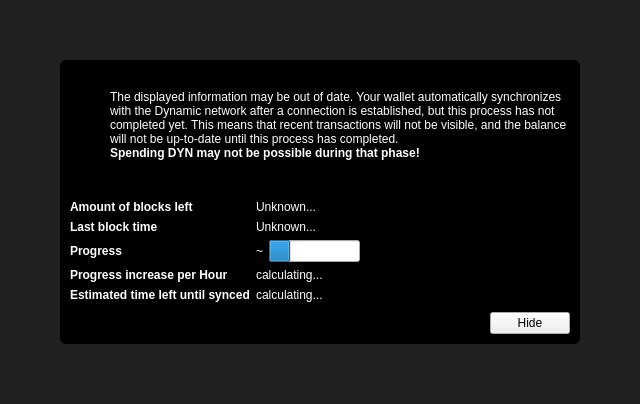
duality-solutions/Dynamic, file src/qt/forms/modaloverlay.ui: the form before one commit.
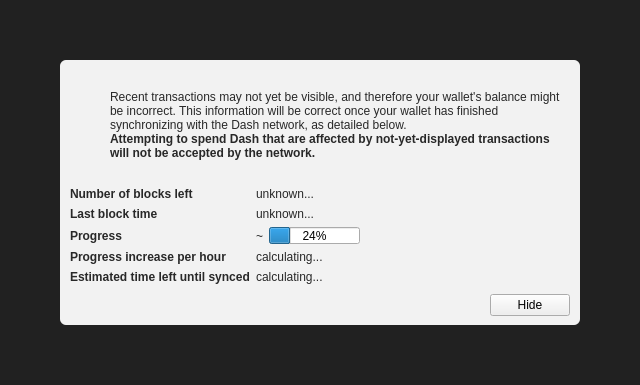
The form after the commit. Icons and pictures are not drawn. Custom widgets are drawn as their Qt base class.

```diff
--- a/src/qt/forms/modaloverlay.ui
+++ b/src/qt/forms/modaloverlay.ui
@@ -7,7 +7,7 @@
     <x>0</x>
     <y>0</y>
     <width>640</width>
-    <height>404</height>
+    <height>385</height>
    </rect>
   </property>
   <property name="windowTitle">
@@ -50,12 +50,9 @@
       <item>
        <widget class="QWidget" name="contentWidget" native="true">
         <property name="styleSheet">
-         <string notr="true">#contentWidget { background-color: rgb(0, 0, 0);
-color: rgb(255, 255, 255); border-radius: 6px; }
+         <string notr="true">#contentWidget { background: rgba(255,255,255,240); border-radius: 6px; }
 
-QLabel { color: rgb(255,255,255);  }
-
-</string>
+QLabel { color: rgb(40,40,40);  }</string>
         </property>
         <layout class="QVBoxLayout" name="verticalLayoutSub" stretch="1,0,0,0">
          <property name="spacing">
@@ -132,12 +129,8 @@
              </property>
              <item>
               <widget class="QLabel" name="infoText">
-               <property name="styleSheet">
-                <string notr="true">background-color: rgb(0, 0, 0);
-color: rgb(255, 255, 255);</string>
-               </property>
                <property name="text">
-                <string>The displayed information may be out of date. Your wallet automatically synchronizes with the Dynamic network after a connection is established, but this process has not completed yet. This means that recent transactions will not be visible, and the balance will not be up-to-date until this process has completed.</string>
+                <string>Recent transactions may not yet be visible, and therefore your wallet's balance might be incorrect. This information will be correct once your wallet has finished synchronizing with the Dash network, as detailed below.</string>
                </property>
                <property name="textFormat">
                 <enum>Qt::RichText</enum>
@@ -155,12 +148,8 @@
                  <bold>true</bold>
                 </font>
                </property>
-               <property name="styleSheet">
-                <string notr="true">background-color: rgb(0, 0, 0);
-color: rgb(255, 255, 255);</string>
-               </property>
                <property name="text">
-                <string>Spending DYN may not be possible during that phase!</string>
+                <string>Attempting to spend Dash that are affected by not-yet-displayed transactions will not be accepted by the network.</string>
                </property>
                <property name="textFormat">
                 <enum>Qt::RichText</enum>
@@ -222,23 +211,15 @@
                <bold>true</bold>
               </font>
              </property>
-             <property name="styleSheet">
-              <string notr="true">background-color: rgb(0, 0, 0);
-color: rgb(255, 255, 255);</string>
-             </property>
              <property name="text">
-              <string>Amount of blocks left</string>
+              <string>Number of blocks left</string>
              </property>
             </widget>
            </item>
            <item row="0" column="1">
             <widget class="QLabel" name="numberOfBlocksLeft">
-             <property name="styleSheet">
-              <string notr="true">background-color: rgb(0, 0, 0);
-color: rgb(255, 255, 255);</string>
-             </property>
              <property name="text">
-              <string>Unknown...</string>
+              <string>unknown...</string>
              </property>
             </widget>
            </item>
@@ -250,10 +231,6 @@
                <bold>true</bold>
               </font>
              </property>
-             <property name="styleSheet">
-              <string notr="true">background-color: rgb(0, 0, 0);
-color: rgb(255, 255, 255);</string>
-             </property>
              <property name="text">
               <string>Last block time</string>
              </property>
@@ -267,12 +244,8 @@
                <verstretch>0</verstretch>
               </sizepolicy>
              </property>
-             <property name="styleSheet">
-              <string notr="true">background-color: rgb(0, 0, 0);
-color: rgb(255, 255, 255);</string>
-             </property>
              <property name="text">
-              <string>Unknown...</string>
+              <string>unknown...</string>
              </property>
             </widget>
            </item>
@@ -284,10 +257,6 @@
                <bold>true</bold>
               </font>
              </property>
-             <property name="styleSheet">
-              <string notr="true">background-color: rgb(0, 0, 0);
-color: rgb(255, 255, 255);</string>
-             </property>
              <property name="text">
               <string>Progress</string>
              </property>
@@ -297,10 +266,6 @@
             <layout class="QHBoxLayout" name="horizontalLayoutSync" stretch="0,1">
              <item>
               <widget class="QLabel" name="percentageProgress">
-               <property name="styleSheet">
-                <string notr="true">color: rgb(255, 255, 255);
-background-color: rgb(0, 0, 0);</string>
-               </property>
                <property name="text">
                 <string>~</string>
                </property>
@@ -311,9 +276,6 @@
                <property name="value">
                 <number>24</number>
                </property>
-               <property name="format">
-                <string/>
-               </property>
               </widget>
              </item>
             </layout>
@@ -326,21 +288,13 @@
                <bold>true</bold>
               </font>
              </property>
-             <property name="styleSheet">
-              <string notr="true">background-color: rgb(0, 0, 0);
-color: rgb(255, 255, 255);</string>
-             </property>
              <property name="text">
-              <string>Progress increase per Hour</string>
+              <string>Progress increase per hour</string>
              </property>
             </widget>
            </item>
            <item row="4" column="1">
             <widget class="QLabel" name="progressIncreasePerH">
-             <property name="styleSheet">
-              <string notr="true">background-color: rgb(0, 0, 0);
-color: rgb(255, 255, 255);</string>
-             </property>
              <property name="text">
               <string>calculating...</string>
              </property>
@@ -354,10 +308,6 @@
                <bold>true</bold>
               </font>
              </property>
-             <property name="styleSheet">
-              <string notr="true">background-color: rgb(0, 0, 0);
-color: rgb(255, 255, 255);</string>
-             </property>
              <property name="text">
               <string>Estimated time left until synced</string>
              </property>
@@ -365,10 +315,6 @@
            </item>
            <item row="5" column="1">
             <widget class="QLabel" name="expectedTimeLeft">
-             <property name="styleSheet">
-              <string notr="true">background-color: rgb(0, 0, 0);
-color: rgb(255, 255, 255);</string>
-             </property>
              <property name="text">
               <string>calculating...</string>
              </property>
```
Left out of the diff: 4 changed lines with no effect on the pictures.
